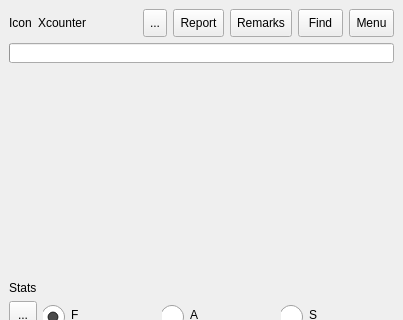
The window that mainwindow.ui (ic005k/Knot-Legacy) describes before a commit, drawn with Qt 5; both pictures show x 0 to 403 and y 0 to 320 of the 403 by 670 pixel window.
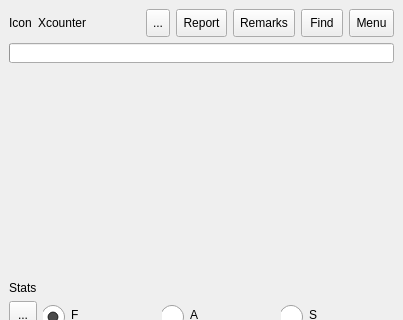
The same window after the commit. Icons and pictures are not drawn.

Diff of the .ui file:
```diff
--- a/mainwindow.ui
+++ b/mainwindow.ui
@@ -520,7 +520,7 @@
         <widget class="QToolButton" name="btnReport">
          <property name="minimumSize">
           <size>
-           <width>45</width>
+           <width>42</width>
            <height>28</height>
           </size>
          </property>
@@ -537,7 +537,7 @@
         <widget class="QToolButton" name="btnNotes">
          <property name="minimumSize">
           <size>
-           <width>45</width>
+           <width>42</width>
            <height>28</height>
           </size>
          </property>
@@ -554,7 +554,7 @@
         <widget class="QToolButton" name="btnFind">
          <property name="minimumSize">
           <size>
-           <width>45</width>
+           <width>42</width>
            <height>28</height>
           </size>
          </property>
```
